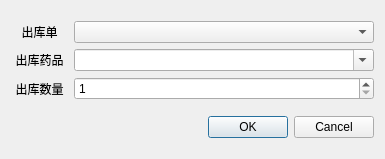
First picture: the form in ui_app/stock_out_warehouse_drug.ui, repository live1089/pharmacy_system, before the edit.
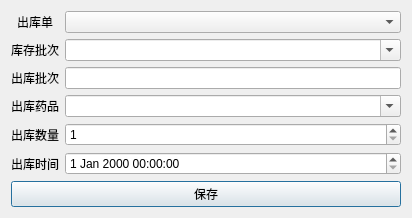
Second picture: the form after the edit.

```diff
--- a/ui_app/stock_out_warehouse_drug.ui
+++ b/ui_app/stock_out_warehouse_drug.ui
@@ -6,8 +6,8 @@
    <rect>
     <x>0</x>
     <y>0</y>
-    <width>385</width>
-    <height>159</height>
+    <width>412</width>
+    <height>204</height>
    </rect>
   </property>
   <property name="windowTitle">
@@ -16,7 +16,7 @@
   <layout class="QGridLayout" name="gridLayout_2">
    <item row="0" column="0">
     <layout class="QGridLayout" name="gridLayout">
-     <item row="2" column="0">
+     <item row="4" column="0">
       <widget class="QLabel" name="label_2">
        <property name="text">
         <string>出库数量</string>
@@ -26,50 +26,10 @@
        </property>
       </widget>
      </item>
-     <item row="1" column="1">
-      <widget class="QComboBox" name="stock_out_drug_combox">
-       <property name="editable">
-        <bool>true</bool>
-       </property>
-      </widget>
-     </item>
-     <item row="1" column="0">
-      <widget class="QLabel" name="label">
-       <property name="text">
-        <string>出库药品</string>
-       </property>
-       <property name="alignment">
-        <set>Qt::AlignmentFlag::AlignCenter</set>
-       </property>
-      </widget>
-     </item>
-     <item row="0" column="0">
-      <widget class="QLabel" name="label_3">
-       <property name="text">
-        <string>出库单</string>
-       </property>
-       <property name="alignment">
-        <set>Qt::AlignmentFlag::AlignCenter</set>
-       </property>
-      </widget>
-     </item>
-     <item row="2" column="1">
-      <widget class="QSpinBox" name="stock_out_number_spinBox">
-       <property name="minimum">
-        <number>1</number>
-       </property>
-       <property name="maximum">
-        <number>999999999</number>
-       </property>
-       <property name="value">
-        <number>1</number>
-       </property>
-      </widget>
-     </item>
      <item row="0" column="1">
       <widget class="QComboBox" name="stock_out_list_combox">
        <property name="sizePolicy">
-        <sizepolicy hsizetype="Fixed" vsizetype="Fixed">
+        <sizepolicy hsizetype="Preferred" vsizetype="Fixed">
          <horstretch>0</horstretch>
          <verstretch>0</verstretch>
         </sizepolicy>
@@ -82,18 +42,99 @@
        </property>
       </widget>
      </item>
+     <item row="1" column="1">
+      <widget class="QComboBox" name="stock_batch_combox">
+       <property name="editable">
+        <bool>true</bool>
+       </property>
+      </widget>
+     </item>
+     <item row="0" column="0">
+      <widget class="QLabel" name="label_3">
+       <property name="text">
+        <string>出库单</string>
+       </property>
+       <property name="alignment">
+        <set>Qt::AlignmentFlag::AlignCenter</set>
+       </property>
+      </widget>
+     </item>
+     <item row="2" column="1">
+      <widget class="QLineEdit" name="outbatch_lineEdit">
+       <property name="readOnly">
+        <bool>true</bool>
+       </property>
+      </widget>
+     </item>
+     <item row="4" column="1">
+      <widget class="QSpinBox" name="stock_out_number_spinBox">
+       <property name="minimum">
+        <number>1</number>
+       </property>
+       <property name="maximum">
+        <number>999999999</number>
+       </property>
+       <property name="value">
+        <number>1</number>
+       </property>
+      </widget>
+     </item>
+     <item row="1" column="0">
+      <widget class="QLabel" name="label_4">
+       <property name="text">
+        <string>库存批次</string>
+       </property>
+       <property name="alignment">
+        <set>Qt::AlignmentFlag::AlignCenter</set>
+       </property>
+      </widget>
+     </item>
+     <item row="3" column="0">
+      <widget class="QLabel" name="label">
+       <property name="text">
+        <string>出库药品</string>
+       </property>
+       <property name="alignment">
+        <set>Qt::AlignmentFlag::AlignCenter</set>
+       </property>
+      </widget>
+     </item>
+     <item row="3" column="1">
+      <widget class="QComboBox" name="stock_out_drug_combox">
+       <property name="editable">
+        <bool>true</bool>
+       </property>
+      </widget>
+     </item>
+     <item row="2" column="0">
+      <widget class="QLabel" name="label_5">
+       <property name="text">
+        <string>出库批次</string>
+       </property>
+       <property name="alignment">
+        <set>Qt::AlignmentFlag::AlignCenter</set>
+       </property>
+      </widget>
+     </item>
+     <item row="5" column="1">
+      <widget class="QDateTimeEdit" name="stock_out_dateTimeEdit"/>
+     </item>
+     <item row="5" column="0">
+      <widget class="QLabel" name="label_11">
+       <property name="text">
+        <string>出库时间</string>
+       </property>
+       <property name="alignment">
+        <set>Qt::AlignmentFlag::AlignCenter</set>
+       </property>
+      </widget>
+     </item>
     </layout>
    </item>
    <item row="1" column="0">
-    <widget class="QDialogButtonBox" name="buttonBox">
-     <property name="mouseTracking">
-      <bool>false</bool>
-     </property>
-     <property name="layoutDirection">
-      <enum>Qt::LayoutDirection::LeftToRight</enum>
-     </property>
-     <property name="standardButtons">
-      <set>QDialogButtonBox::StandardButton::Cancel|QDialogButtonBox::StandardButton::Ok</set>
+    <widget class="QPushButton" name="stock_out_warehouse_drug_save_btn">
+     <property name="text">
+      <string>保存</string>
      </property>
     </widget>
    </item>
```
